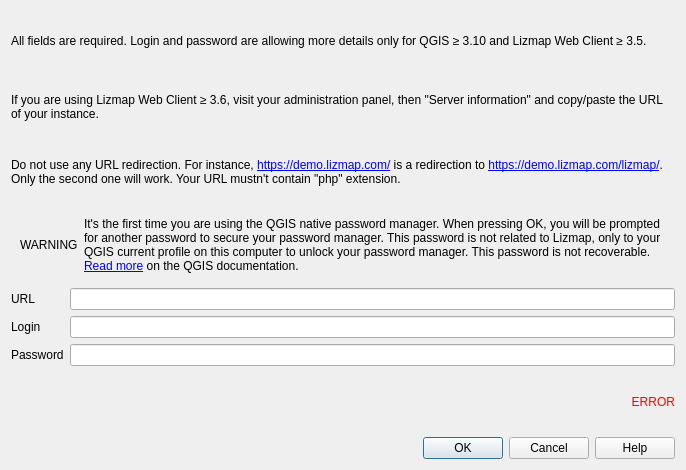
Above: lizmap/resources/ui/ui_form_server.ui from 3liz/lizmap-plugin before the change. Below: the same form after it.
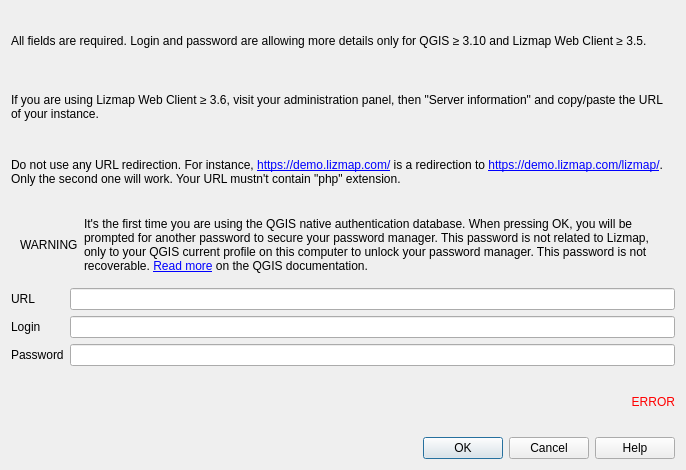
That is the form after the change. Custom widgets are drawn as their Qt base class.

Commit message: UX - Fix some i18n strings

Diff of the .ui file:
```diff
--- a/lizmap/resources/ui/ui_form_server.ui
+++ b/lizmap/resources/ui/ui_form_server.ui
@@ -66,7 +66,7 @@
       <item>
        <widget class="QLabel" name="label_5">
         <property name="text">
-         <string>&lt;html&gt;&lt;head/&gt;&lt;body&gt;&lt;p&gt;It's the first time you are using the QGIS native password manager. When pressing OK, you will be prompted for another password to secure your password manager. This password is not related to Lizmap, only to your QGIS current profile on this computer to unlock your password manager. This password is not recoverable. &lt;a href=&quot;https://docs.qgis.org/latest/en/docs/user_manual/auth_system/auth_overview.html#master-password&quot;&gt;&lt;span style=&quot; text-decoration: underline; color:#0000ff;&quot;&gt;Read more&lt;/span&gt;&lt;/a&gt; on the QGIS documentation.&lt;/p&gt;&lt;/body&gt;&lt;/html&gt;</string>
+         <string>&lt;html&gt;&lt;head/&gt;&lt;body&gt;&lt;p&gt;It's the first time you are using the QGIS native authentication database. When pressing OK, you will be prompted for another password to secure your password manager. This password is not related to Lizmap, only to your QGIS current profile on this computer to unlock your password manager. This password is not recoverable. &lt;a href=&quot;https://docs.qgis.org/latest/en/docs/user_manual/auth_system/auth_overview.html#master-password&quot;&gt;&lt;span style=&quot; text-decoration: underline; color:#0000ff;&quot;&gt;Read more&lt;/span&gt;&lt;/a&gt; on the QGIS documentation.&lt;/p&gt;&lt;/body&gt;&lt;/html&gt;</string>
         </property>
         <property name="wordWrap">
          <bool>true</bool>
```
The commit also changes 2 other files.
